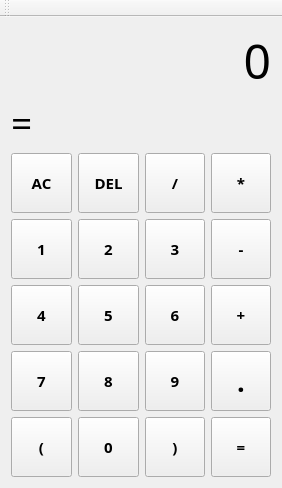
First picture: the form in mainwindow.ui, repository Fibird/simple-computer, before the edit.
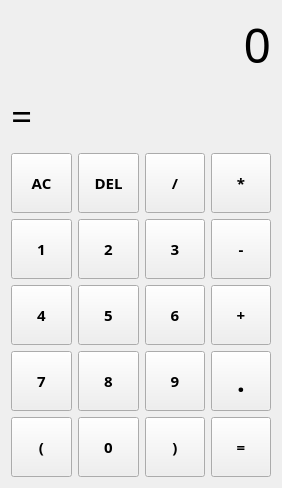
Second picture: the form after the edit.

```diff
--- a/mainwindow.ui
+++ b/mainwindow.ui
@@ -508,14 +508,6 @@
     </rect>
    </property>
   </widget>
-  <widget class="QToolBar" name="mainToolBar">
-   <attribute name="toolBarArea">
-    <enum>TopToolBarArea</enum>
-   </attribute>
-   <attribute name="toolBarBreak">
-    <bool>false</bool>
-   </attribute>
-  </widget>
  </widget>
  <layoutdefault spacing="6" margin="11"/>
  <resources/>
```
